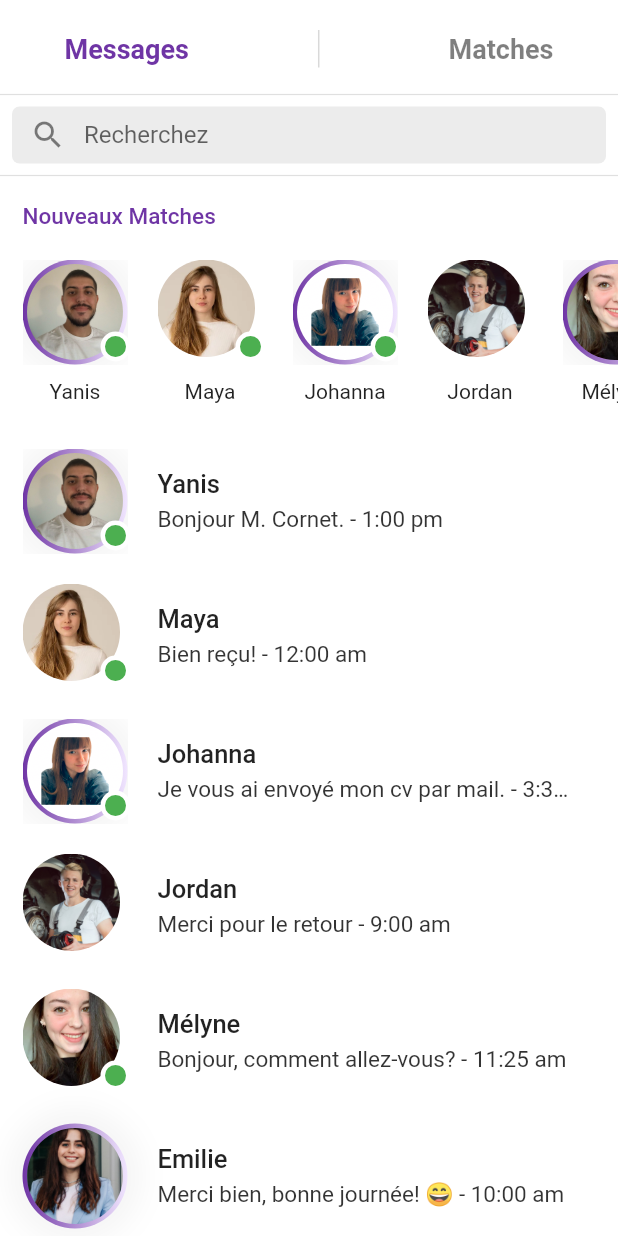
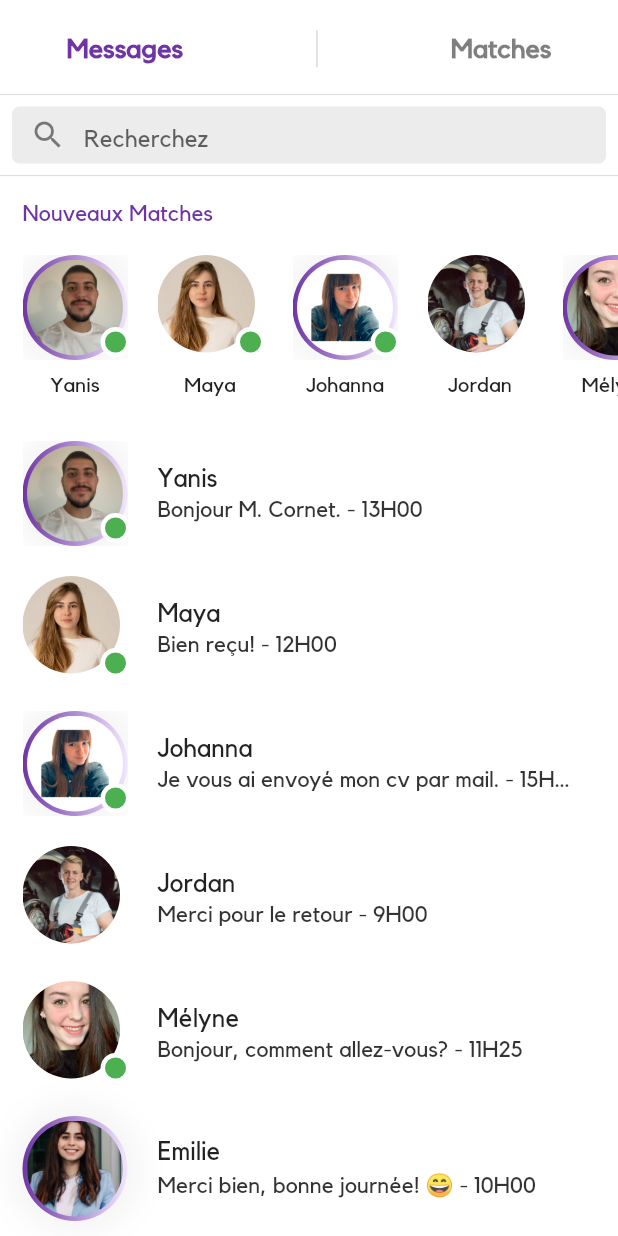
Before and after one commit to Mel-LR/Meet_Your_Job, a Flutter app: the ChatPage screen opened directly, on a phone screen of 412 x 824 dp. Run offline on Flutter 3.47's test engine with Material 2 defaults, Android fonts, the phone set to English and light mode, and no system bars; our stand-ins replace flutter_custom_clippers, flutter_svg, flutter_tindercard; missing offline and left inert: dart:html; network calls fail.

Commit message:
Add logo, fonts and colorText

```diff
--- a/lib/data/chats_json.dart
+++ b/lib/data/chats_json.dart
@@ -71,7 +71,7 @@ List userMessages = [
     "online": true,
     "story": true,
     "message": "Bonjour M. Cornet.",
-    "created_at": "1:00 pm"
+    "created_at": "13H00"
   },
   {
     "name": "Maya",
@@ -79,7 +79,7 @@ List userMessages = [
     "online": true,
     "story": false,
     "message": "Bien reçu!",
-    "created_at": "12:00 am"
+    "created_at": "12H00"
   },
   {
     "id": 3,
@@ -88,7 +88,7 @@ List userMessages = [
     "online": true,
     "story": true,
     "message": "Je vous ai envoyé mon cv par mail.",
-    "created_at": "3:30 pm"
+    "created_at": "15H30"
   },
   {
     "id": 4,
@@ -97,7 +97,7 @@ List userMessages = [
     "online": false,
     "story": false,
     "message": "Merci pour le retour",
-    "created_at": "9:00 am"
+    "created_at": "9H00"
   },
   {
     "id": 5,
@@ -106,7 +106,7 @@ List userMessages = [
     "online": true,
     "story": false,
     "message": "Bonjour, comment allez-vous?",
-    "created_at": "11:25 am"
+    "created_at": "11H25"
   },
   {
     "id": 6,
@@ -115,6 +115,6 @@ List userMessages = [
     "online": false,
     "story": true,
     "message": "Merci bien, bonne journée! 😄",
-    "created_at": "10:00 am"
+    "created_at": "10H00"
   },
 ];
--- a/lib/main.dart
+++ b/lib/main.dart
@@ -1,5 +1,6 @@
 import 'package:flutter/material.dart';
 import 'package:tinder_clone/constants.dart';
+import 'package:tinder_clone/pages/account_page.dart';
 import 'package:tinder_clone/screens/welcome/welcome_screen.dart';
 import 'package:tinder_clone/pages/root_app.dart';
 
@@ -13,9 +14,10 @@ class MyApp extends StatelessWidget {
       title: 'Test Meet Your Job',
       theme: ThemeData(
         primaryColor: kPrimaryColor,
+        fontFamily: "Kollektif",
         scaffoldBackgroundColor: Colors.white,
       ),
-      home: RootPage(),
+      home: WelcomeScreen(),
     );
   }
 }
--- a/lib/pages/account_page.dart
+++ b/lib/pages/account_page.dart
@@ -14,6 +14,7 @@ class _AccountPageState extends State<AccountPage> {
   Widget build(BuildContext context) {
     return Scaffold(
       backgroundColor: grey.withOpacity(0.2),
+
       body: getBody(),
     );
   }
@@ -211,11 +212,11 @@ class _AccountPageState extends State<AccountPage> {
                             fontSize: 12,
                             fontWeight: FontWeight.w600,
                             color: grey.withOpacity(0.8)),
-                      )
+                      ),
                     ],
                   )
                 ],
-              )
+              ),
             ],
           ),
         ),
--- a/lib/screens/login/components/body.dart
+++ b/lib/screens/login/components/body.dart
@@ -25,7 +25,10 @@ class Body extends StatelessWidget {
         children: <Widget>[
           Text(
             "Connexion",
-            style: TextStyle(fontWeight: FontWeight.bold),
+            style: TextStyle(
+              fontSize: 25,
+              fontWeight: FontWeight.w600
+            ),
           ),
           SizedBox(height: size.height * 0.03),
           SvgPicture.asset(
```
Also changed, not shown: lib/screens/welcome/components/body.dart (+8 -4 lines), pubspec.yaml (+9 -11 lines), assets/images/account_active_icon.svg, assets/images/chat_active_icon.svg, assets/images/chat_icon.svg, assets/images/favorite_active_icon.svg, assets/images/favorite_icon.svg, assets/images/fonts/Kollektif-Bold.ttf (added), assets/images/fonts/Kollektif-BoldItalic.ttf (added), assets/images/fonts/Kollektif-Italic.ttf (added), assets/images/fonts/Kollektif.ttf (added), assets/images/graduation_active_icon.svg, assets/images/graduation_icon.svg, assets/images/logo_myj.png (added).
